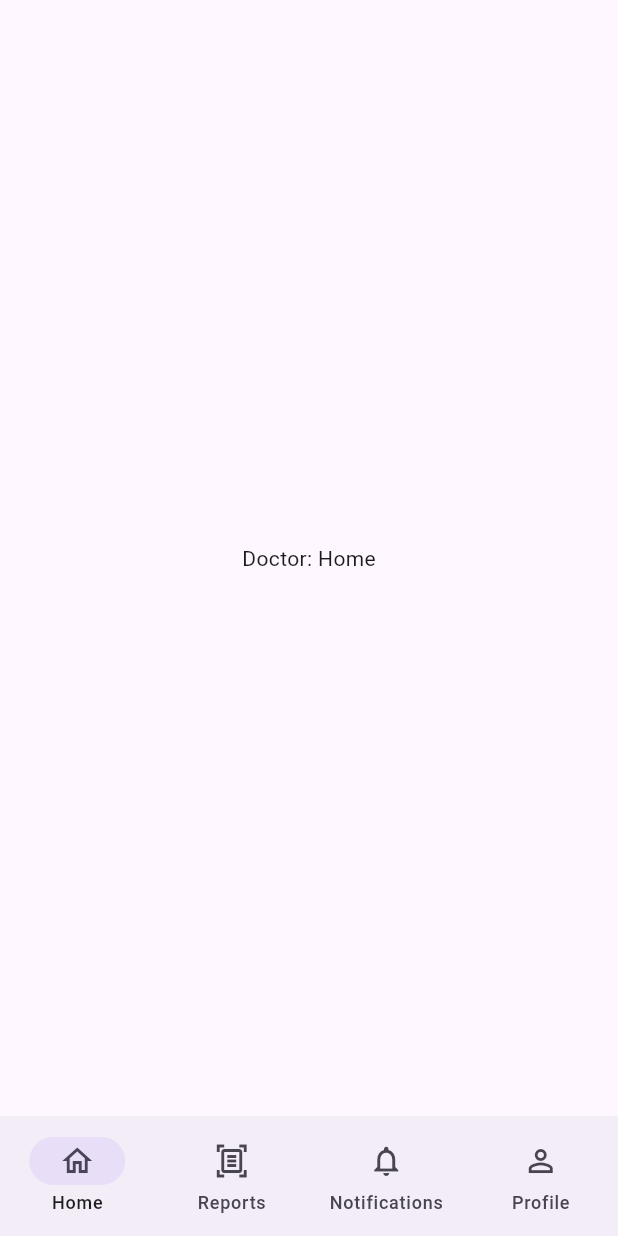
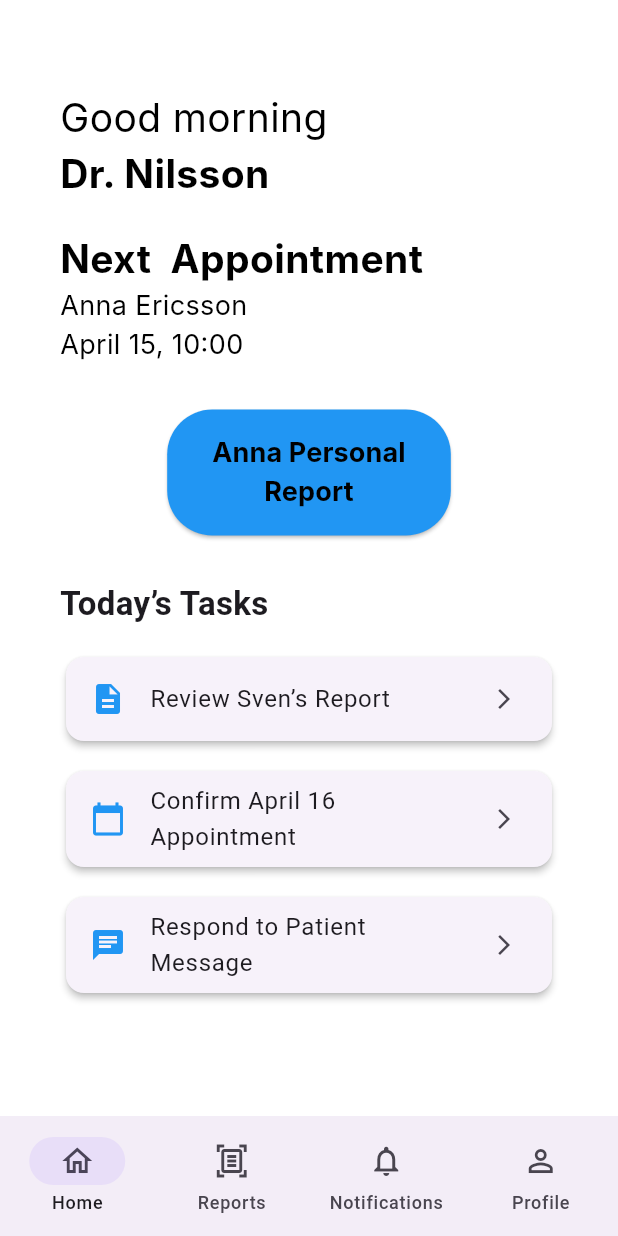
Before and after one commit to JonatanLindh/MediCall, a Flutter app: the screen it shows after launch, after a tap on "Sign In", after a tap on "Log in as Doctor", on a phone screen of 412 x 824 dp. Run offline on Flutter 3.47's test engine with Material 3 defaults, Android fonts, the phone set to English and light mode, and no system bars; our stand-ins replace bloc, flutter_bloc, go_router; Roboto replaces fonts that are missing (Inter).

Commit message:
feat: implement Doctor Home screen UI

```diff
--- a/app/lib/screens/doctor/home/view/doctor_home_screen.dart
+++ b/app/lib/screens/doctor/home/view/doctor_home_screen.dart
@@ -1,12 +1,88 @@
 import 'package:flutter/material.dart';
+import 'package:medicall/app/app_export.dart';
+
 
 class DoctorHomeScreen extends StatelessWidget {
   const DoctorHomeScreen({super.key});
 
   @override
   Widget build(BuildContext context) {
-    return const Center(
-      child: Text('Doctor: Home'),
+    final doctorName = "Dr. Nilsson";
+    final nextPatientName = "Anna Ericsson";
+    final nextAppointmentTime = "April 15, 10:00";
+
+    final tasks = [
+      {"icon": Icons.description, "text": "Review Sven’s Report"},
+      {"icon": Icons.calendar_today, "text": "Confirm April 16 Appointment"},
+      {"icon": Icons.chat, "text": "Respond to Patient Message"},
+    ];
+
+    return Scaffold(
+      backgroundColor: Colors.white,
+      body: Padding(
+        padding: const EdgeInsets.symmetric(horizontal: 40, vertical: 50),
+        child: Column(
+          crossAxisAlignment: CrossAxisAlignment.start,
+          children: [
+            const SizedBox(height: 10),
+            Text(
+              "Good morning",
+              style:theme.textTheme.bodyLarge?.copyWith(
+                fontSize: 26,
+              ),
+            ),
+            Text(
+              doctorName,
+              style: theme.textTheme.headlineMedium
+            ),
+            const SizedBox(height: 20),
+            Text("Next  Appointment", style: theme.textTheme.headlineMedium),
+            Text(nextPatientName, style: theme.textTheme.bodyLarge),
+            Text(nextAppointmentTime, style: theme.textTheme.bodyLarge),
+            const SizedBox(height: 30),
+            Center(
+              child: ElevatedButton(
+                onPressed: () {
+                  // Go to report
+                },
+                style: ElevatedButton.styleFrom(
+                  backgroundColor: Colors.blue,
+                  shape: RoundedRectangleBorder(borderRadius: BorderRadius.circular(30)),
+                  padding: const EdgeInsets.symmetric(horizontal: 30, vertical: 16),
+                ),
+                child:  Text(
+                  "Anna Personal\nReport",
+                  textAlign: TextAlign.center,
+                  style: theme.textTheme.titleMedium,
+                ),
+              ),
+            ),
+            const SizedBox(height: 30),
+            const Text("Today’s Tasks", style: TextStyle(fontSize: 22, fontWeight: FontWeight.bold)),
+            const SizedBox(height: 16),
+            Expanded(
+              child: ListView.separated(
+                itemCount: tasks.length,
+                separatorBuilder: (_, __) => const SizedBox(height: 12),
+                itemBuilder: (context, index) {
+                  return Card(
+                    shape: RoundedRectangleBorder(borderRadius: BorderRadius.circular(12)),
+                    elevation: 2,
+                    child: ListTile(
+                      leading: Icon(tasks[index]["icon"] as IconData, color: Colors.blue),
+                      title: Text(tasks[index]["text"] as String),
+                      trailing: const Icon(Icons.arrow_forward_ios, size: 16),
+                      onTap: () {
+                        // Handle task click
+                      },
+                    ),
+                  );
+                },
+              ),
+            ),
+          ],
+        ),
+      ),
     );
   }
 }
```
